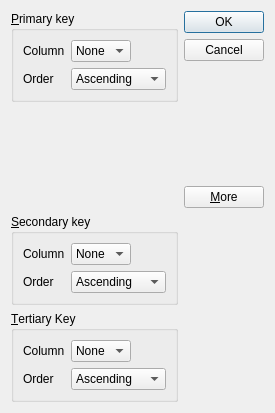
The window that code/_2_tutor_qt4_trolltech/_08_dialog_sort_keyword/sortkeydialog.ui (TrinhHuuGiang/Learn-cpp-qt) describes before a commit, drawn with Qt 5.
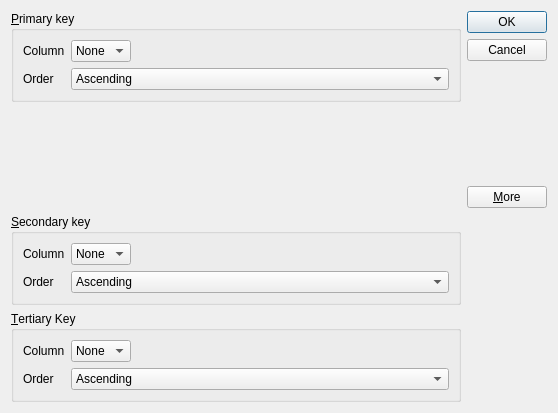
The same window after the commit.

Commit message: gui qt4 documentation (save) 08 dialog shape changing

The edit to the form file:
```diff
--- a/code/_2_tutor_qt4_trolltech/_08_dialog_sort_keyword/sortkeydialog.ui
+++ b/code/_2_tutor_qt4_trolltech/_08_dialog_sort_keyword/sortkeydialog.ui
@@ -6,7 +6,7 @@
    <rect>
     <x>0</x>
     <y>0</y>
-    <width>270</width>
+    <width>558</width>
     <height>413</height>
    </rect>
   </property>
```
Left out of the diff: 78 changed lines with no effect on the pictures. The commit also changes 3 other files.
